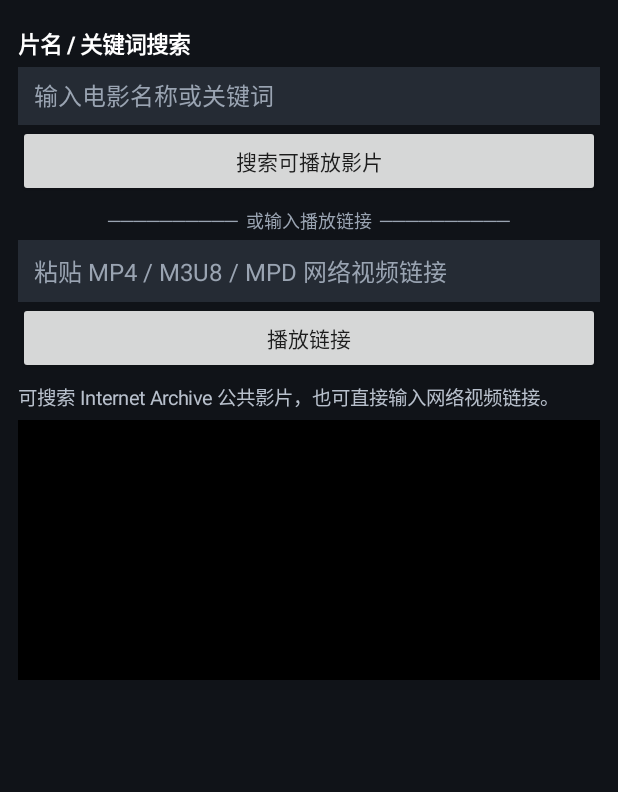
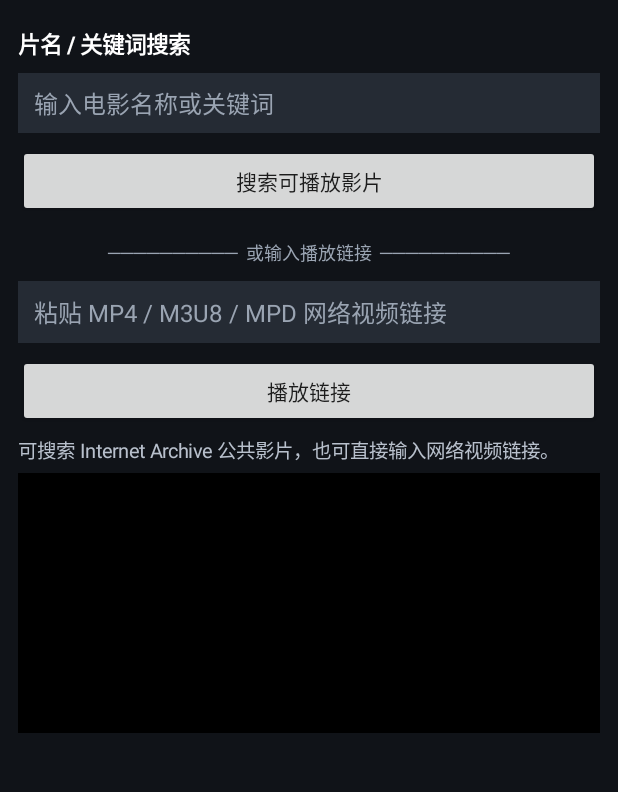
Before and after one commit to chguuuuub/Film-online, an Android app: the screen it shows after launch (MainActivity), on a phone screen of 412 x 824 dp, the part 80-872 px from its top. Run offline under Robolectric (Android 15) with nearby library versions, the phone set to English and light mode, and no system bars.

Commit message:
Fix search field spacing and show dropdown search results

```diff
--- a/app/src/main/java/com/cine/player/MainActivity.kt
+++ b/app/src/main/java/com/cine/player/MainActivity.kt
@@ -5,6 +5,8 @@ import android.os.Bundle
 import android.view.Gravity
 import android.view.ViewGroup
 import android.view.inputmethod.EditorInfo
+import android.widget.ArrayAdapter
+import android.widget.AutoCompleteTextView
 import android.widget.Button
 import android.widget.EditText
 import android.widget.LinearLayout
@@ -26,7 +28,8 @@ class MainActivity : AppCompatActivity() {
     private var player: ExoPlayer? = null
     private lateinit var playerView: PlayerView
     private lateinit var urlInput: EditText
-    private lateinit var searchInput: EditText
+    private lateinit var searchInput: AutoCompleteTextView
+    private var searchResults: List<Pair<String, String>> = emptyList()
     private lateinit var statusView: TextView
     private lateinit var resultsBox: LinearLayout
     private val executor = Executors.newSingleThreadExecutor()
@@ -56,13 +59,44 @@ class MainActivity : AppCompatActivity() {
         root.addView(header, matchWrap())
 
         root.addView(sectionLabel("片名 / 关键词搜索"), matchWrap())
-        searchInput = makeInput("输入电影名称或关键词")
-        searchInput.inputType = android.text.InputType.TYPE_CLASS_TEXT or android.text.InputType.TYPE_TEXT_FLAG_CAP_SENTENCES
-        searchInput.imeOptions = EditorInfo.IME_ACTION_SEARCH
-        root.addView(searchInput, LinearLayout.LayoutParams(ViewGroup.LayoutParams.MATCH_PARENT, 58))
+        searchInput = AutoCompleteTextView(this).apply {
+            hint = "输入电影名称或关键词"
+            setSingleLine(true)
+            inputType = android.text.InputType.TYPE_CLASS_TEXT or android.text.InputType.TYPE_TEXT_FLAG_CAP_SENTENCES
+            imeOptions = EditorInfo.IME_ACTION_SEARCH
+            threshold = 1
+            textSize = 16f
+            minHeight = 58
+            gravity = Gravity.CENTER_VERTICAL
+            setPadding(16, 12, 16, 12)
+            setTextColor(0xFFFFFFFF.toInt())
+            setHintTextColor(0xFF9AA4B2.toInt())
+            setBackgroundColor(0xFF252B34.toInt())
+            setDropDownBackgroundDrawable(android.graphics.drawable.ColorDrawable(0xFF252B34.toInt()))
+            dropDownVerticalOffset = 6
+            dropDownHeight = ViewGroup.LayoutParams.WRAP_CONTENT
+            setOnItemClickListener { _, _, position, _ ->
+                val selected = searchResults.getOrNull(position)
+                if (selected != null) {
+                    setText(selected.first, false)
+                    urlInput.setText(selected.second)
+                    playUrl()
+                }
+            }
+            setOnEditorActionListener { _, actionId, _ ->
+                if (actionId == EditorInfo.IME_ACTION_SEARCH) { searchArchive(); true } else false
+            }
+        }
+        root.addView(searchInput, LinearLayout.LayoutParams(ViewGroup.LayoutParams.MATCH_PARENT, 60).apply {
+            topMargin = dp(4)
+            bottomMargin = dp(8)
+        })
         root.addView(Button(this).apply {
-            text = "搜索可播放影片"; setOnClickListener { searchArchive() }
-        }, matchWrap())
+            text = "搜索可播放影片"
+            setOnClickListener { searchArchive() }
+        }, LinearLayout.LayoutParams(ViewGroup.LayoutParams.MATCH_PARENT, ViewGroup.LayoutParams.WRAP_CONTENT).apply {
+            bottomMargin = dp(8)
+        })
 
         resultsBox = LinearLayout(this).apply { orientation = LinearLayout.VERTICAL }
         root.addView(resultsBox, matchWrap())
@@ -76,7 +110,10 @@ class MainActivity : AppCompatActivity() {
         urlInput.setOnEditorActionListener { _, actionId, _ ->
             if (actionId == EditorInfo.IME_ACTION_GO) { playUrl(); true } else false
         }
-        root.addView(urlInput, LinearLayout.LayoutParams(ViewGroup.LayoutParams.MATCH_PARENT, 62))
+        root.addView(urlInput, LinearLayout.LayoutParams(ViewGroup.LayoutParams.MATCH_PARENT, 62).apply {
+            topMargin = dp(6)
+            bottomMargin = dp(8)
+        })
         root.addView(Button(this).apply {
             text = "播放链接"; setOnClickListener { playUrl() }
         }, matchWrap())
@@ -116,17 +153,17 @@ class MainActivity : AppCompatActivity() {
             try {
                 val playable = findPlayableArchiveItems(query)
                 runOnUiThread {
-                    resultsBox.removeAllViews()
+                    searchResults = playable
                     if (playable.isEmpty()) {
+                        searchInput.setAdapter(ArrayAdapter(this, android.R.layout.simple_dropdown_item_1line, emptyList<String>()))
                         statusView.text = "没有找到通过初步链接检测的影片。可换关键词，或直接输入视频链接。"
                     } else {
-                        statusView.text = "找到 " + playable.size + " 个可尝试播放的公开影片，点击条目开始播放。"
-                        playable.forEach { item ->
-                            resultsBox.addView(Button(this).apply {
-                                text = item.first; isAllCaps = false
-                                setOnClickListener { urlInput.setText(item.second); playUrl() }
-                            }, matchWrap())
-                        }
+                        val titles = playable.map { it.first }
+                        searchInput.setAdapter(ArrayAdapter(this, android.R.layout.simple_dropdown_item_1line, titles))
+                        searchInput.setText(query, false)
+                        statusView.text = "找到 " + playable.size + " 个可尝试播放的公开影片，点开输入框下方列表即可播放。"
+                        searchInput.requestFocus()
+                        searchInput.showDropDown()
                     }
                 }
             } catch (e: Exception) {
@@ -213,6 +250,8 @@ class MainActivity : AppCompatActivity() {
         exoPlayer.setMediaItem(MediaItem.fromUri(uri)); exoPlayer.prepare(); exoPlayer.playWhenReady = true
     }
 
+    private fun dp(value: Int): Int = (value * resources.displayMetrics.density).toInt()
+
     private fun matchWrap() = LinearLayout.LayoutParams(
         ViewGroup.LayoutParams.MATCH_PARENT, ViewGroup.LayoutParams.WRAP_CONTENT
     )
```
